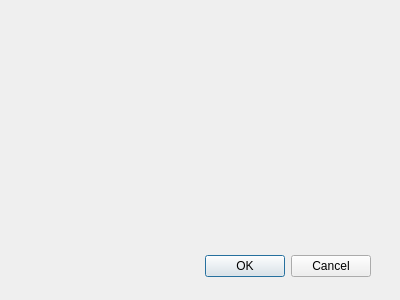
Fat-Zer/qt4-historical, file tools/designer/src/designer/templates/forms/Dialog_with_Buttons_Bottom.ui: the form before one commit.
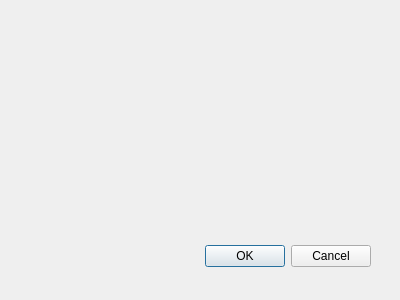
The form after the commit.

The edit to the form file:
```diff
--- a/tools/designer/src/designer/templates/forms/Dialog_with_Buttons_Bottom.ui
+++ b/tools/designer/src/designer/templates/forms/Dialog_with_Buttons_Bottom.ui
@@ -15,50 +15,21 @@
   <property name="windowTitle" >
    <string>Dialog</string>
   </property>
-  <widget class="QWidget" name="layoutWidget" >
+  <widget class="QDialogButtonBox" name="buttonBox" >
    <property name="geometry" >
     <rect>
-     <x>20</x>
-     <y>250</y>
-     <width>351</width>
-     <height>33</height>
+     <x>30</x>
+     <y>240</y>
+     <width>341</width>
+     <height>32</height>
     </rect>
    </property>
-   <layout class="QHBoxLayout" >
-    <property name="margin" >
-     <number>0</number>
-    </property>
-    <property name="spacing" >
-     <number>6</number>
-    </property>
-    <item>
-     <spacer>
-      <property name="orientation" >
-       <enum>Qt::Horizontal</enum>
-      </property>
-      <property name="sizeHint" >
-       <size>
-        <width>131</width>
-        <height>31</height>
-       </size>
-      </property>
-     </spacer>
-    </item>
-    <item>
-     <widget class="QPushButton" name="okButton" >
-      <property name="text" >
-       <string>OK</string>
-      </property>
-     </widget>
-    </item>
-    <item>
-     <widget class="QPushButton" name="cancelButton" >
-      <property name="text" >
-       <string>Cancel</string>
-      </property>
-     </widget>
-    </item>
-   </layout>
+   <property name="orientation" >
+    <enum>Qt::Horizontal</enum>
+   </property>
+   <property name="standardButtons" >
+    <set>QDialogButtonBox::Cancel|QDialogButtonBox::Ok</set>
+   </property>
   </widget>
  </widget>
  <pixmapfunction></pixmapfunction>
```
Left out of the diff: 26 changed lines with no effect on the pictures.
